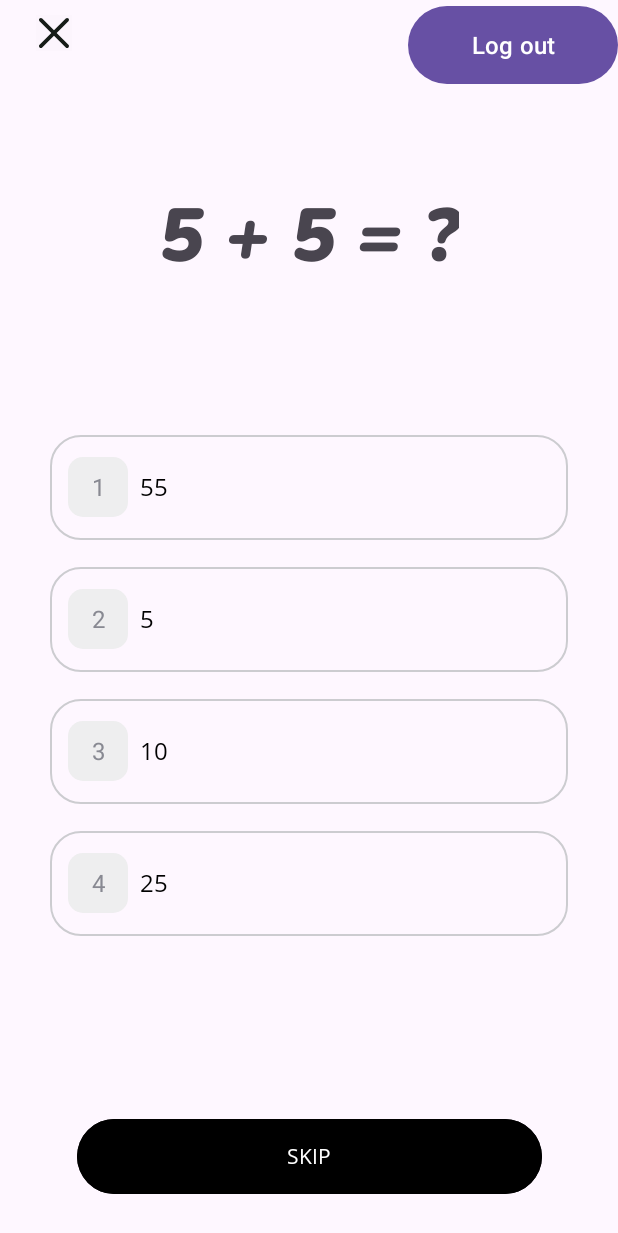
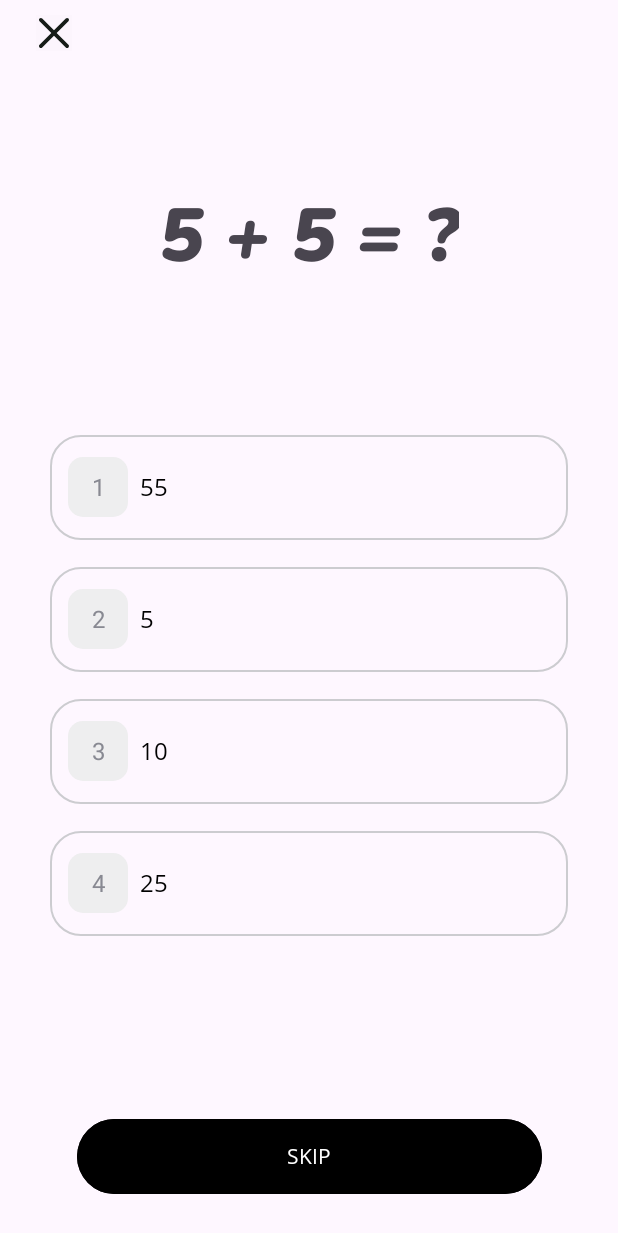
Before and after one commit to PRiMe-MoRTy/BreakingMath, an Android app: the MainActivity2 screen opened directly, with no data from a screen before it, on a phone screen of 412 x 824 dp. Shown: the top 1233 px of the screen. Run offline under Robolectric (Android 15) with nearby library versions, the phone set to English and light mode, and no system bars; 4 statements that could not run were skipped.

Commit message:
Beta 1.2

```diff
--- a/app/src/main/java/com/example/breakingmath/MainActivity.kt
+++ b/app/src/main/java/com/example/breakingmath/MainActivity.kt
@@ -17,8 +17,8 @@ class MainActivity : AppCompatActivity() {
         var email: TextView = findViewById(R.id.email)
         var password: TextView = findViewById(R.id.password)
         var btn: ConstraintLayout = findViewById(R.id.btnSignIn)
+        var db = Firebase.firestore
         var sp = getSharedPreferences("TY", Context.MODE_PRIVATE)
-        var db = Firebase.firestore
         btn.setOnClickListener {
             db.collection("users")
                 .get()
--- a/app/src/main/java/com/example/breakingmath/MainActivity2.kt
+++ b/app/src/main/java/com/example/breakingmath/MainActivity2.kt
@@ -4,6 +4,7 @@ import android.content.Context
 import android.content.Intent
 import android.os.Bundle
 import android.widget.Button
+import android.widget.ImageButton
 import android.widget.LinearLayout
 import android.widget.TextView
 import android.widget.Toast
@@ -21,7 +22,7 @@ class MainActivity2 : AppCompatActivity() {
         setContentView(R.layout.activity_easy_lvl)
         var sp = getSharedPreferences("SP", Context.MODE_PRIVATE)
         sp.edit().putString("TY", "9").commit()
-        var logout:Button = findViewById(R.id.btnlogout)
+        var logout:ImageButton = findViewById(R.id.ibclose)
         logout.setOnClickListener{
             sp.edit().putString("TY", "-9").commit()
             Toast.makeText(this, "Вы вышли из аккаунта", Toast.LENGTH_LONG).show()
@@ -47,6 +48,7 @@ class MainActivity2 : AppCompatActivity() {
             }
         }
     }
+
     private fun showNextQuestion(trainer: MathTrain) {
         val firstQuestion: Question? = trainer.getNextQuestion()
         with(binding) {
--- a/app/src/main/res/layout/activity_easy_lvl.xml
+++ b/app/src/main/res/layout/activity_easy_lvl.xml
@@ -7,7 +7,7 @@
     android:orientation="vertical">
 
     <ImageButton
-        android:id="@+id/ibClose"
+        android:id="@+id/ibclose"
         android:layout_width="wrap_content"
         android:layout_height="wrap_content"
         android:layout_marginStart="24dp"
@@ -31,7 +31,7 @@
         android:textSize="50sp"
         app:layout_constraintEnd_toEndOf="parent"
         app:layout_constraintStart_toStartOf="parent"
-        app:layout_constraintTop_toBottomOf="@+id/ibClose"
+        app:layout_constraintTop_toBottomOf="@+id/ibclose"
         tools:ignore="HardcodedText" />
 
     <LinearLayout
@@ -259,14 +259,4 @@
             app:layout_constraintEnd_toEndOf="parent"
             app:layout_constraintStart_toStartOf="parent" />
     </androidx.constraintlayout.widget.ConstraintLayout>
-
-    <Button
-        android:id="@+id/btnlogout"
-        android:layout_width="140dp"
-        android:layout_height="60dp"
-        android:height="60dp"
-        android:text="Log out"
-        android:textSize="16sp"
-        app:layout_constraintEnd_toEndOf="parent"
-        app:layout_constraintTop_toTopOf="parent"/>
 </androidx.constraintlayout.widget.ConstraintLayout>
```
